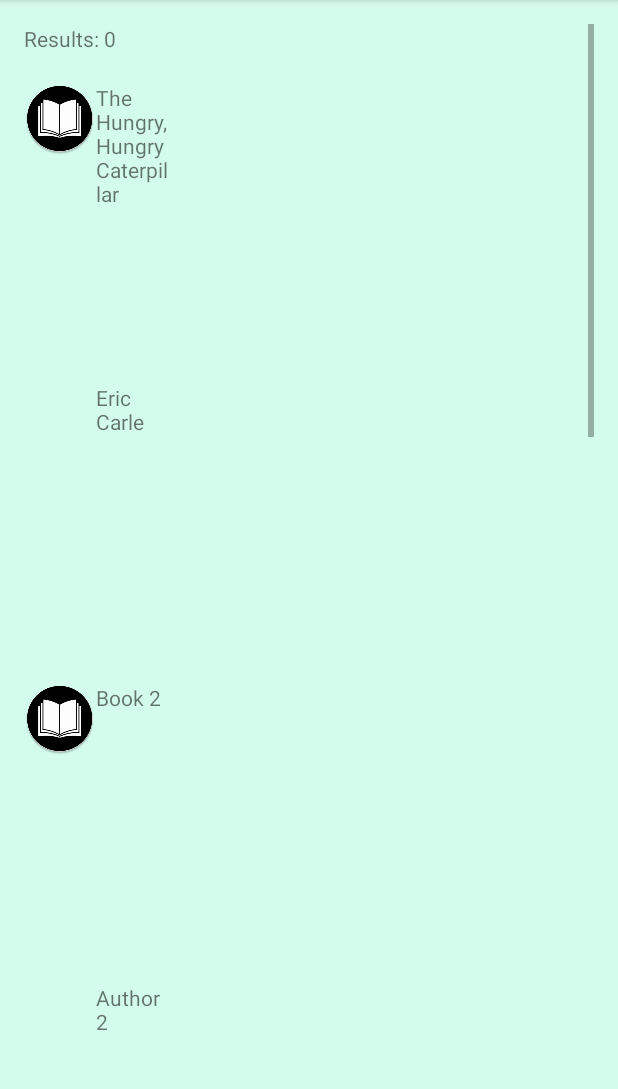
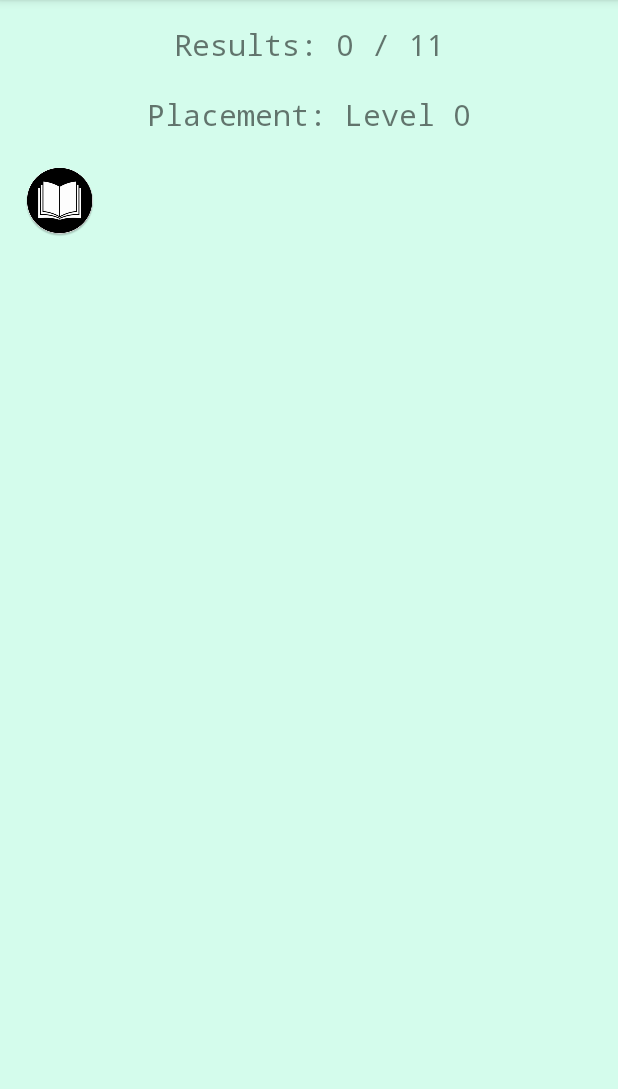
Before and after one commit to pdkyll/Lexile-Levels, an Android app: the Recommendations screen opened directly, with no data from a screen before it, on a phone screen of 412 x 824 dp, the part 84-1173 px from its top. Run offline under Robolectric (Android 15) with nearby library versions, the phone set to English and light mode, and no system bars.

Commit message:
Recommendations code not working
I'll work on this in class today.

```diff
--- a/LexileLevels/app/src/main/java/com/example/lexilelevels/Recommendations.java
+++ b/LexileLevels/app/src/main/java/com/example/lexilelevels/Recommendations.java
@@ -105,16 +105,6 @@ public class Recommendations extends AppCompatActivity {
             {"Book 5","Author 5"}
     };
     String[][][] allBooks = {booksLevel0,booksLevel1,booksLevel2,booksLevel3,booksLevel4,booksLevel5,booksLevel6,booksLevel7,booksLevel8,booksLevel9,booksLevel10,booksLevel11};
-    TextView book1;
-    TextView book2;
-    TextView book3;
-    TextView book4;
-    TextView book5;
-    TextView author1;
-    TextView author2;
-    TextView author3;
-    TextView author4;
-    TextView author5;
 
 
     @Override
@@ -122,31 +112,12 @@ public class Recommendations extends AppCompatActivity {
         super.onCreate(savedInstanceState);
         setContentView(R.layout.activity_recommendations);
         results = (TextView) findViewById(R.id.displayResults);
-        results.setText("Results: " + Integer.toString(firstQuizPage.numberCorrect));
-        book1 = (TextView) findViewById(R.id.book1);
-        book2 = (TextView) findViewById(R.id.book2);
-        book3 = (TextView) findViewById(R.id.book3);
-        book4 = (TextView) findViewById(R.id.book4);
-        book5 = (TextView) findViewById(R.id.book5);
-        author1 = (TextView) findViewById(R.id.author1);
-        author2 = (TextView) findViewById(R.id.author2);
-        author3 = (TextView) findViewById(R.id.author3);
-        author4 = (TextView) findViewById(R.id.author4);
-        author5 = (TextView) findViewById(R.id.author5);
+        results.setText("Results: " + Integer.toString(firstQuizPage.numberCorrect) + " / " + Integer.toString(firstQuizPage.numberOfWords) + "\n \nPlacement: Level " + Integer.toString(firstQuizPage.numberCorrect));
         recs();
         firstQuizPage.numberCorrect = 0;
     }
     public void recs(){
         int level = firstQuizPage.numberCorrect;
-        book1.setText(allBooks[level][0][0]);
-        book2.setText(allBooks[level][1][0]);
-        book3.setText(allBooks[level][2][0]);
-        book4.setText(allBooks[level][3][0]);
-        book5.setText(allBooks[level][4][0]);
-        author1.setText(allBooks[level][0][1]);
-        author2.setText(allBooks[level][1][1]);
-        author3.setText(allBooks[level][2][1]);
-        author4.setText(allBooks[level][3][1]);
-        author5.setText(allBooks[level][4][1]);
+        // in the middle of adding to recommendations
     }
 }
--- a/LexileLevels/app/src/main/java/com/example/lexilelevels/firstQuizPage.java
+++ b/LexileLevels/app/src/main/java/com/example/lexilelevels/firstQuizPage.java
@@ -25,11 +25,12 @@ public class firstQuizPage extends AppCompatActivity implements AdapterView.OnIt
     SharedPreferences savedData;*/
     private static Random ran = new Random();
     TextView question;
+    TextView progress;
     ListView listview;
     ArrayAdapter adapter;
     Button submitAnswer;
     ArrayList<String> lst = new ArrayList<String>();
-    static int numberOfWords = 11;
+    public static int numberOfWords = 11;
     static String[][] level1 = {{"aware", "Having knowledge of a situation"},
             {"fierce", "Displaying aggression"},
             {"accident", "An unfortunate incident that occurs unexpectedly"},
@@ -171,6 +172,7 @@ public class firstQuizPage extends AppCompatActivity implements AdapterView.OnIt
         listview.setAdapter(adapter);
         listview.setOnItemClickListener(this);
         question = (TextView) findViewById(R.id.firstQuestion);
+        progress = (TextView) findViewById(R.id.progress);
         question.setText("This is a quiz to determine your English proficiency so that we can recommend level-appropriate books to you. Please press the 'Begin Quiz' button in order to answer the questions.");
         submitAnswer = (Button) findViewById(R.id.submit);
         submitAnswer.setText(R.string.beginQuiz);
@@ -182,10 +184,10 @@ public class firstQuizPage extends AppCompatActivity implements AdapterView.OnIt
         if (!answered) {
             String colorHighlighted;
             if (position == correctAnswerIndices.get(questionNumber)) {
-                colorHighlighted = "#" + Integer.toHexString(getColor(R.color.correctChoice));
+                colorHighlighted = getResources().getString(R.color.correctChoice);
                 numberCorrect += 1;
             } else {
-                colorHighlighted = "#" + Integer.toHexString(getColor(R.color.incorrectChoice));
+                colorHighlighted = getResources().getString(R.color.incorrectChoice);
             }
             view.setBackgroundColor(Color.parseColor(colorHighlighted));
             answered = true;
@@ -206,7 +208,13 @@ public class firstQuizPage extends AppCompatActivity implements AdapterView.OnIt
             question.setText("");
             lst.clear();
             values.clear();
-            submitAnswer.setText(R.string.nextQuestion);
+            if (questionNumber >= numberOfWords - 2) {
+                progress.setText("Question " + Integer.toString(numberOfWords) + " of " + Integer.toString(numberOfWords));
+                submitAnswer.setText("Submit Quiz");
+            } else {
+                progress.setText("Question " + Integer.toString(questionNumber + 2) + " of " + Integer.toString(numberOfWords));
+                submitAnswer.setText(R.string.nextQuestion);
+            }
             listview.setAdapter(adapter);
             if (questionNumber < numberOfWords - 1) {
                 questionNumber += 1;
@@ -223,7 +231,6 @@ public class firstQuizPage extends AppCompatActivity implements AdapterView.OnIt
                 }
             }
             else {
-                submitAnswer.setText("Submit Quiz");
                 Intent showQuizResults = new Intent(this,Recommendations.class);
                 finish();
                 startActivity(showQuizResults);
--- a/LexileLevels/app/src/main/res/layout/activity_first_quiz_page.xml
+++ b/LexileLevels/app/src/main/res/layout/activity_first_quiz_page.xml
@@ -25,6 +25,12 @@
         android:layout_weight="8.5"
         android:cacheColorHint="#00000000"/>
 
+    <TextView
+        android:id="@+id/progress"
+        android:layout_width="wrap_content"
+        android:layout_height="wrap_content"
+        android:layout_gravity="bottom|center_horizontal"/>
+
     <Button
         android:id="@+id/submit"
         android:layout_width="wrap_content"
--- a/LexileLevels/app/src/main/res/layout/activity_recommendations.xml
+++ b/LexileLevels/app/src/main/res/layout/activity_recommendations.xml
@@ -20,7 +20,10 @@
         android:id="@+id/displayResults"
         android:layout_width="match_parent"
         android:layout_height="wrap_content"
-        android:paddingBottom="20dp"/>
+        android:paddingBottom="20dp"
+        android:fontFamily="monospace"
+        android:textAlignment="center"
+        android:textSize="20sp"/>
 
     <LinearLayout
         android:id="@+id/rec1"
@@ -54,137 +57,6 @@
 
         </LinearLayout>
 
-    </LinearLayout>
-
-    <LinearLayout
-        android:id="@+id/rec2"
-        android:layout_width="match_parent"
-        android:layout_height="wrap_content">
-
-        <ImageView
-            android:layout_width="0dp"
-            android:layout_height="200dp"
-            android:layout_weight="3"
-            android:src="@mipmap/app_icon" />
-
-        <LinearLayout
-            android:layout_width="match_parent"
-            android:layout_height="wrap_content"
-            android:orientation="vertical"
-            android:layout_weight="1">
-
-            <TextView
-                android:id="@+id/book2"
-                android:layout_width="50dp"
-                android:layout_height="200dp"
-                android:layout_weight="1" />
-
-            <TextView
-                android:id="@+id/author2"
-                android:layout_width="50dp"
-                android:layout_height="200dp"
-                android:layout_weight="1" />
-
-        </LinearLayout>
-
-    </LinearLayout>
-
-    <LinearLayout
-        android:id="@+id/rec3"
-        android:layout_width="match_parent"
-        android:layout_height="wrap_content">
-
-        <ImageView
-            android:layout_width="0dp"
-            android:layout_height="200dp"
-            android:layout_weight="3"
-            android:src="@mipmap/app_icon"/>
-
-        <LinearLayout
-            android:layout_width="match_parent"
-            android:layout_height="wrap_content"
-            android:orientation="vertical"
-            android:layout_weight="1">
-
-            <TextView
-                android:id="@+id/book3"
-                android:layout_width="50dp"
-                android:layout_height="200dp"
-                android:layout_weight="1" />
-
-            <TextView
-                android:id="@+id/author3"
-                android:layout_width="50dp"
-                android:layout_height="200dp"
-                android:layout_weight="1" />
-
-        </LinearLayout>
-
-    </LinearLayout>
-
-    <LinearLayout
-        android:id="@+id/rec4"
-        android:layout_width="match_parent"
-        android:layout_height="wrap_content">
-
-        <ImageView
-            android:layout_width="0dp"
-            android:layout_height="200dp"
-            android:layout_weight="3"
-            android:src="@mipmap/app_icon" />
-
-        <LinearLayout
-            android:layout_width="match_parent"
-            android:layout_height="wrap_content"
-            android:orientation="vertical"
-            android:layout_weight="1">
-
-            <TextView
-                android:id="@+id/book4"
-                android:layout_width="50dp"
-                android:layout_height="200dp"
-                android:layout_weight="1" />
-
-            <TextView
-                android:id="@+id/author4"
-                android:layout_width="50dp"
-                android:layout_height="200dp"
-                android:layout_weight="1" />
-
-        </LinearLayout>
-
-    </LinearLayout>
-
-    <LinearLayout
-        android:id="@+id/rec5"
-        android:layout_width="match_parent"
-        android:layout_height="wrap_content">
-
-        <ImageView
-            android:layout_width="0dp"
-            android:layout_height="200dp"
-            android:layout_weight="3"
-            android:src="@mipmap/app_icon"/>
-
-        <LinearLayout
-            android:layout_width="match_parent"
-            android:layout_height="wrap_content"
-            android:orientation="vertical"
-            android:layout_weight="1">
-
-            <TextView
-                android:id="@+id/book5"
-                android:layout_width="50dp"
-                android:layout_height="200dp"
-                android:layout_weight="1" />
-
-            <TextView
-                android:id="@+id/author5"
-                android:layout_width="50dp"
-                android:layout_height="200dp"
-                android:layout_weight="1" />
-
-        </LinearLayout>
 
     </LinearLayout>
 
```
